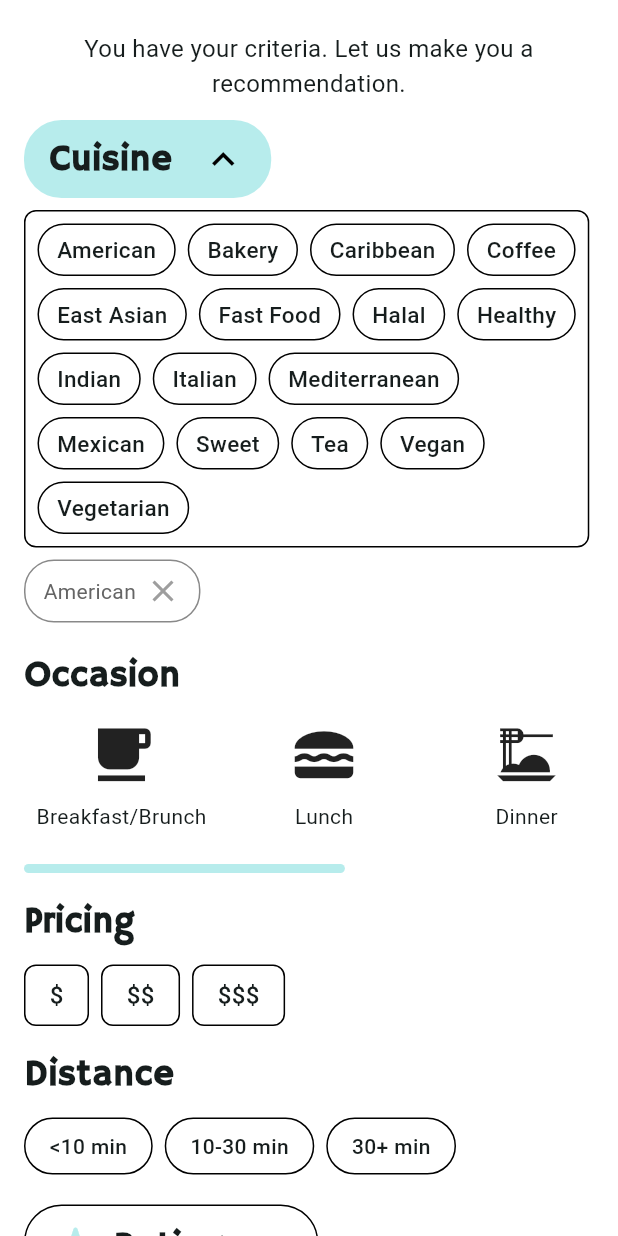
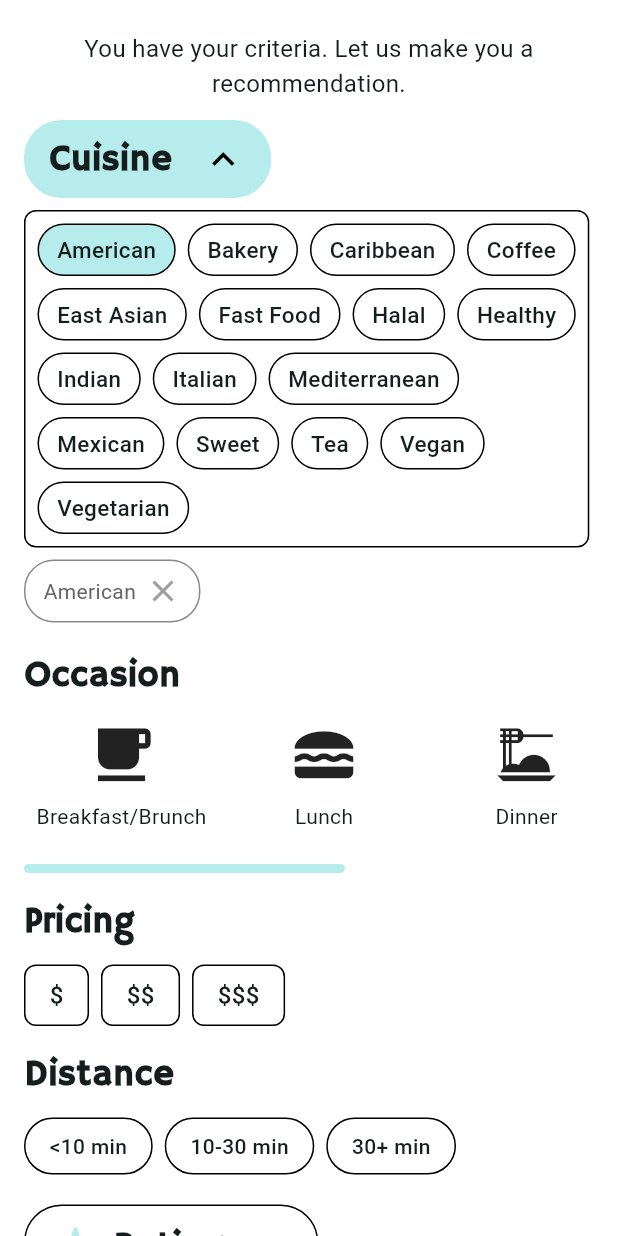
Before and after one commit to biwagner2/Blink, a Flutter app: the RestaurantFilterSelectionPage screen opened directly with empty values, after a tap on "Cuisine", after a tap on "American", on a phone screen of 412 x 824 dp. Run offline on Flutter 3.47's test engine with Material 3 defaults, Android fonts, the phone set to English and light mode, and no system bars; our stand-ins replace cached_network_image, carousel_slider, flutter_card_swiper, flutter_dotenv, flutter_svg, font_awesome_flutter and 7 more; missing offline and left inert: google_directions_api, map_launcher, supabase_auth_ui, syncfusion_flutter_core; accounts and stored records are empty; network calls fail; Roboto replaces fonts that are missing (HammerSmithOne-Regular); statements that could not run were skipped.

Commit message:
Made it so iphone keyboard doesn't squish widgets. Fixed capitalization bug on restaurant filter selection page.

```diff
--- a/lib/main.dart
+++ b/lib/main.dart
@@ -51,7 +51,7 @@ class MyApp extends StatelessWidget {
         colorScheme:
             ColorScheme.fromSeed(seedColor: Color.fromARGB(255, 183, 236, 236)),
       ),
-      home: CategoriesPage(), // Set SplashScreen as the initial screen
+      home: SignUp(), // Set SplashScreen as the initial screen
 
     );
   }
--- a/lib/pages/decision_making/Categories/Restaurants/suggest/RestaurantDetailsPage.dart
+++ b/lib/pages/decision_making/Categories/Restaurants/suggest/RestaurantDetailsPage.dart
@@ -8,8 +8,6 @@ import 'package:cached_network_image/cached_network_image.dart';
 import 'package:carousel_slider/carousel_slider.dart';
 import 'package:flutter/material.dart';
 import 'package:blink_v1/models/categories/Restaurant.dart';
-import 'package:flutter/widgets.dart';
-import 'package:flutter_feather_icons/flutter_feather_icons.dart';
 import 'package:flutter_svg/svg.dart';
 import 'package:intl/intl.dart';
 
@@ -103,7 +101,7 @@ class _RestaurantDetailsPageState extends State<RestaurantDetailsPage> {
   }
 
   int _current = 0;
-  final CarouselController _controller = CarouselController();
+  final _controller = CarouselSliderController();
 
   @override
   Widget build(BuildContext context) {
--- a/lib/pages/decision_making/Categories/Restaurants/suggest/RestaurantFilterSelectionPage.dart
+++ b/lib/pages/decision_making/Categories/Restaurants/suggest/RestaurantFilterSelectionPage.dart
@@ -39,10 +39,10 @@ class _RestaurantFilterSelectionPageState extends State<RestaurantFilterSelectio
 
   void _toggleCuisineSelection(String cuisine) {
     setState(() {
-      if (_selectedCuisines.contains(cuisine.toLowerCase())) {
-        _selectedCuisines.remove(cuisine.toLowerCase());
+      if (_selectedCuisines.contains(cuisine)) {
+        _selectedCuisines.remove(cuisine);
       } else {
-        _selectedCuisines.add(cuisine.toLowerCase());
+        _selectedCuisines.add(cuisine);
       }
     });
     _updateFilters();
--- a/lib/pages/onboarding/login.dart
+++ b/lib/pages/onboarding/login.dart
@@ -40,7 +40,8 @@ class _LoginScreenState extends State<LoginScreen> {
           ),
         ),
 
-        body: Padding(
+        body: SingleChildScrollView(
+          child: Padding(
             padding: const EdgeInsets.only(left: 20.0, right: 12),
             child: Column(
               mainAxisAlignment: MainAxisAlignment.start,
@@ -293,6 +294,7 @@ class _LoginScreenState extends State<LoginScreen> {
             ),
           ),
         ),
+      ),
     );
   }
 }
--- a/lib/pages/onboarding/signup.dart
+++ b/lib/pages/onboarding/signup.dart
@@ -61,7 +61,8 @@ class _SignUpState extends State<SignUp> {
             ),
           ),
         ),
-        body: Padding(
+        body: SingleChildScrollView(
+          child: Padding(
             padding: const EdgeInsets.only(left: 20.0, right: 12),
             child: Column(
               mainAxisAlignment: MainAxisAlignment.start,
@@ -414,6 +415,7 @@ class _SignUpState extends State<SignUp> {
             ),
           ),
         ),
+      ),
     );
   }
 }
--- a/pubspec.yaml
+++ b/pubspec.yaml
@@ -47,7 +47,7 @@ dependencies:
   smooth_page_indicator: ^1.1.0
   flutter_svg: ^2.0.10+1
   lottie: ^3.0.0
-  supabase_auth_ui: ^0.4.4
+  supabase_auth_ui: ^0.5.1
   url_launcher: ^6.3.0
   shared_preferences: ^2.2.3
   syncfusion_flutter_sliders: ^26.1.35
@@ -55,12 +55,12 @@ dependencies:
   flutter_dotenv: ^5.1.0
   http: ^1.2.1
   google_generative_ai: ^0.4.4
-  location: ^6.0.2
+  location: ^7.0.0
   geolocator: ^12.0.0
   flutter_card_swiper: ^7.0.1
   cached_network_image: ^3.3.1
   google_directions_api: ^0.10.0
-  carousel_slider: ^4.2.1
+  carousel_slider: ^5.0.0
   auto_size_text: ^3.0.0
   intl: ^0.19.0
   map_launcher: ^3.3.1
```
Also changed, not shown: pubspec.lock, 2 other files. Lines whose indentation alone changed are shown as unchanged.
